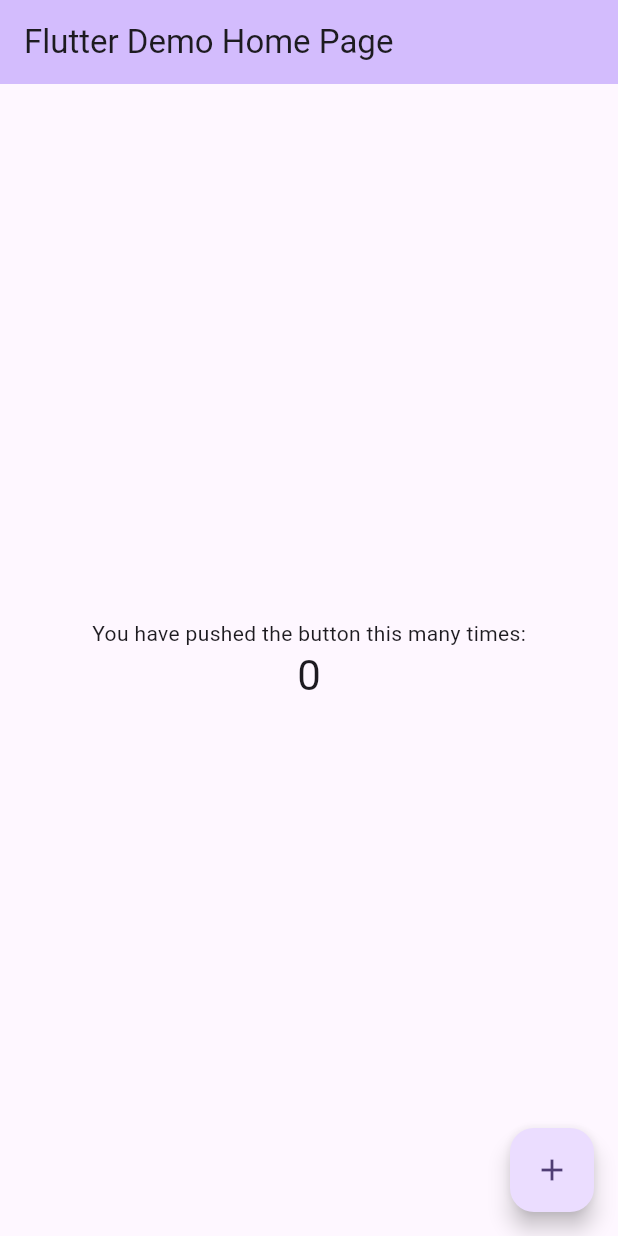
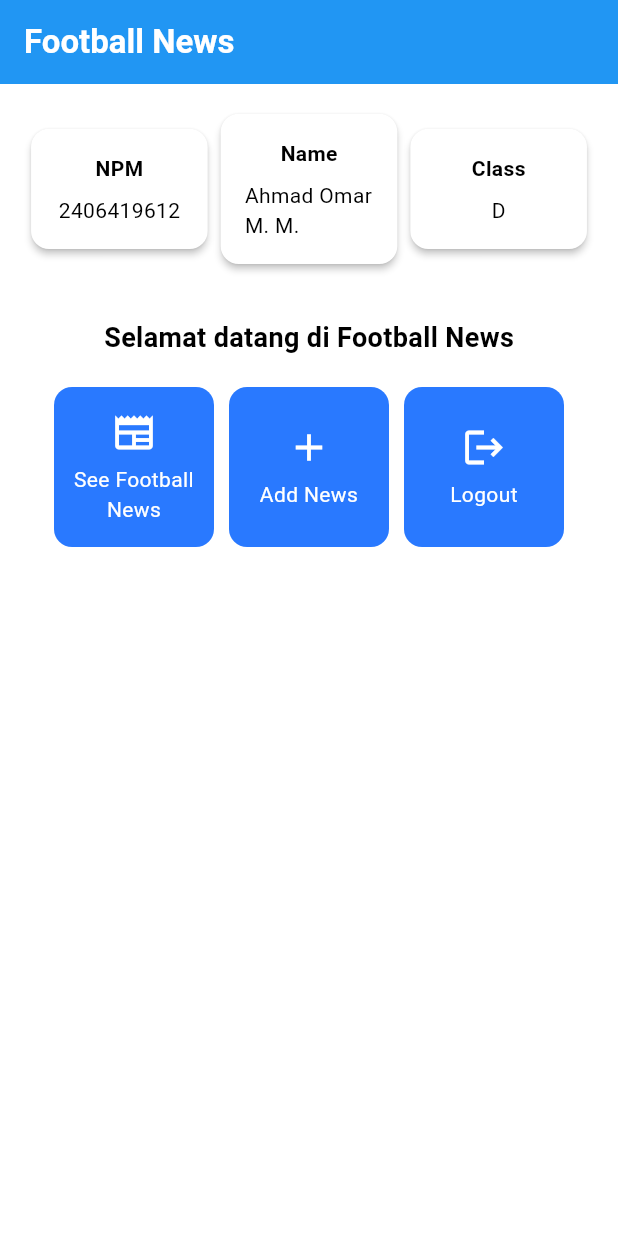
Before and after one commit to maknoon1a/football-news-mobile, a Flutter app: the screen it shows after launch, on a phone screen of 412 x 824 dp. Run offline on Flutter 3.47's test engine with Material 3 defaults, Android fonts, the phone set to English and light mode, and no system bars.

Commit message:
Tutorial 6 finished

```diff
--- a/lib/main.dart
+++ b/lib/main.dart
@@ -1,4 +1,5 @@
 import 'package:flutter/material.dart';
+import 'package:football_news/menu.dart';
 
 void main() {
   runApp(const MyApp());
@@ -28,95 +29,10 @@ class MyApp extends StatelessWidget {
         //
         // This works for code too, not just values: Most code changes can be
         // tested with just a hot reload.
-        colorScheme: ColorScheme.fromSeed(seedColor: Colors.deepPurple),
+          colorScheme: ColorScheme.fromSwatch(primarySwatch: Colors.blue)
+              .copyWith(secondary: Colors.blueAccent[400]),
       ),
-      home: const MyHomePage(title: 'Flutter Demo Home Page'),
+      home: MyHomePage(),
     );
   }
 }
-
-class MyHomePage extends StatefulWidget {
-  const MyHomePage({super.key, required this.title});
-
-  // This widget is the home page of your application. It is stateful, meaning
-  // that it has a State object (defined below) that contains fields that affect
-  // how it looks.
-
-  // This class is the configuration for the state. It holds the values (in this
-  // case the title) provided by the parent (in this case the App widget) and
-  // used by the build method of the State. Fields in a Widget subclass are
-  // always marked "final".
-
-  final String title;
-
-  @override
-  State<MyHomePage> createState() => _MyHomePageState();
-}
-
-class _MyHomePageState extends State<MyHomePage> {
-  int _counter = 0;
-
-  void _incrementCounter() {
-    setState(() {
-      // This call to setState tells the Flutter framework that something has
-      // changed in this State, which causes it to rerun the build method below
-      // so that the display can reflect the updated values. If we changed
-      // _counter without calling setState(), then the build method would not be
-      // called again, and so nothing would appear to happen.
-      _counter++;
-    });
-  }
-
-  @override
-  Widget build(BuildContext context) {
-    // This method is rerun every time setState is called, for instance as done
-    // by the _incrementCounter method above.
-    //
-    // The Flutter framework has been optimized to make rerunning build methods
-    // fast, so that you can just rebuild anything that needs updating rather
-    // than having to individually change instances of widgets.
-    return Scaffold(
-      appBar: AppBar(
-        // TRY THIS: Try changing the color here to a specific color (to
-        // Colors.amber, perhaps?) and trigger a hot reload to see the AppBar
-        // change color while the other colors stay the same.
-        backgroundColor: Theme.of(context).colorScheme.inversePrimary,
-        // Here we take the value from the MyHomePage object that was created by
-        // the App.build method, and use it to set our appbar title.
-        title: Text(widget.title),
-      ),
-      body: Center(
-        // Center is a layout widget. It takes a single child and positions it
-        // in the middle of the parent.
-        child: Column(
-          // Column is also a layout widget. It takes a list of children and
-          // arranges them vertically. By default, it sizes itself to fit its
-          // children horizontally, and tries to be as tall as its parent.
-          //
-          // Column has various properties to control how it sizes itself and
-          // how it positions its children. Here we use mainAxisAlignment to
-          // center the children vertically; the main axis here is the vertical
-          // axis because Columns are vertical (the cross axis would be
-          // horizontal).
-          //
-          // TRY THIS: Invoke "debug painting" (choose the "Toggle Debug Paint"
-          // action in the IDE, or press "p" in the console), to see the
-          // wireframe for each widget.
-          mainAxisAlignment: MainAxisAlignment.center,
-          children: <Widget>[
-            const Text('You have pushed the button this many times:'),
-            Text(
-              '$_counter',
-              style: Theme.of(context).textTheme.headlineMedium,
-            ),
-          ],
-        ),
-      ),
-      floatingActionButton: FloatingActionButton(
-        onPressed: _incrementCounter,
-        tooltip: 'Increment',
-        child: const Icon(Icons.add),
-      ), // This trailing comma makes auto-formatting nicer for build methods.
-    );
-  }
-}
--- /dev/null
+++ b/lib/menu.dart
@@ -0,0 +1,186 @@
+import 'package:flutter/material.dart';
+
+class MyHomePage extends StatelessWidget {
+  MyHomePage({super.key});
+  final String nama = "Ahmad Omar M. M."; //nama
+  final String npm = "2406419612"; //npm
+  final String kelas = "D" ;//kelas
+  @override
+  @override
+  Widget build(BuildContext context) {
+    // Scaffold menyediakan struktur dasar halaman dengan AppBar dan body.
+    return Scaffold(
+      // AppBar adalah bagian atas halaman yang menampilkan judul.
+      appBar: AppBar(
+        // Judul aplikasi "Football News" dengan teks putih dan tebal.
+        title: const Text(
+          'Football News',
+          style: TextStyle(
+            color: Colors.white,
+            fontWeight: FontWeight.bold,
+          ),
+        ),
+        // Warna latar belakang AppBar diambil dari skema warna tema aplikasi.
+        backgroundColor: Theme.of(context).colorScheme.primary,
+      ),
+      // Body halaman dengan padding di sekelilingnya.
+      body: Padding(
+        padding: const EdgeInsets.all(16.0),
+        // Menyusun widget secara vertikal dalam sebuah kolom.
+        child: Column(
+          crossAxisAlignment: CrossAxisAlignment.center,
+          children: [
+            // Row untuk menampilkan 3 InfoCard secara horizontal.
+            Row(
+              mainAxisAlignment: MainAxisAlignment.spaceEvenly,
+              children: [
+                InfoCard(title: 'NPM', content: npm),
+                InfoCard(title: 'Name', content: nama),
+                InfoCard(title: 'Class', content: kelas),
+              ],
+            ),
+
+            // Memberikan jarak vertikal 16 unit.
+            const SizedBox(height: 16.0),
+
+            // Menempatkan widget berikutnya di tengah halaman.
+            Center(
+              child: Column(
+                // Menyusun teks dan grid item secara vertikal.
+
+                children: [
+                  // Menampilkan teks sambutan dengan gaya tebal dan ukuran 18.
+                  const Padding(
+                    padding: EdgeInsets.only(top: 16.0),
+                    child: Text(
+                      'Selamat datang di Football News',
+                      style: TextStyle(
+                        fontWeight: FontWeight.bold,
+                        fontSize: 18.0,
+                      ),
+                    ),
+                  ),
+
+                  // Grid untuk menampilkan ItemCard dalam bentuk grid 3 kolom.
+                  GridView.count(
+                    primary: true,
+                    padding: const EdgeInsets.all(20),
+                    crossAxisSpacing: 10,
+                    mainAxisSpacing: 10,
+                    crossAxisCount: 3,
+                    // Agar grid menyesuaikan tinggi kontennya.
+                    shrinkWrap: true,
+
+                    // Menampilkan ItemCard untuk setiap item dalam list items.
+                    children: items.map((ItemHomepage item) {
+                      return ItemCard(item);
+                    }).toList(),
+                  ),
+                ],
+              ),
+            ),
+          ],
+        ),
+      ),
+    );
+  }
+  final List<ItemHomepage> items = [
+    ItemHomepage("See Football News", Icons.newspaper),
+    ItemHomepage("Add News", Icons.add),
+    ItemHomepage("Logout", Icons.logout),
+  ];
+}
+
+class InfoCard extends StatelessWidget {
+  // Kartu informasi yang menampilkan title dan content.
+
+  final String title;  // Judul kartu.
+  final String content;  // Isi kartu.
+
+  const InfoCard({super.key, required this.title, required this.content});
+
+  @override
+  Widget build(BuildContext context) {
+    return Card(
+      // Membuat kotak kartu dengan bayangan dibawahnya.
+      elevation: 2.0,
+      child: Container(
+        // Mengatur ukuran dan jarak di dalam kartu.
+        width: MediaQuery.of(context).size.width / 3.5, // menyesuaikan dengan lebar device yang digunakan.
+        padding: const EdgeInsets.all(16.0),
+        // Menyusun title dan content secara vertikal.
+        child: Column(
+          children: [
+            Text(
+              title,
+              style: const TextStyle(fontWeight: FontWeight.bold),
+            ),
+            const SizedBox(height: 8.0),
+            Text(content),
+          ],
+        ),
+      ),
+    );
+  }
+}
+
+class ItemHomepage {
+  final String name;
+  final IconData icon;
+
+  ItemHomepage(this.name, this.icon);
+}
+
+class ItemCard extends StatelessWidget {
+  // Menampilkan kartu dengan ikon dan nama.
+
+  final ItemHomepage item;
+
+  const ItemCard(this.item, {super.key});
+
+  @override
+  Widget build(BuildContext context) {
+    return Material(
+      // Menentukan warna latar belakang dari tema aplikasi.
+      color: Theme.of(context).colorScheme.secondary,
+      // Membuat sudut kartu melengkung.
+      borderRadius: BorderRadius.circular(12),
+
+      child: InkWell(
+        // Aksi ketika kartu ditekan.
+        onTap: () {
+          // Menampilkan pesan SnackBar saat kartu ditekan.
+          ScaffoldMessenger.of(context)
+            ..hideCurrentSnackBar()
+            ..showSnackBar(
+                SnackBar(content: Text("Kamu telah menekan tombol ${item.name}!"))
+            );
+        },
+        // Container untuk menyimpan Icon dan Text
+        child: Container(
+          padding: const EdgeInsets.all(8),
+          child: Center(
+            child: Column(
+              // Menyusun ikon dan teks di tengah kartu.
+              mainAxisAlignment: MainAxisAlignment.center,
+              children: [
+                Icon(
+                  item.icon,
+                  color: Colors.white,
+                  size: 30.0,
+                ),
+                const Padding(padding: EdgeInsets.all(3)),
+                Text(
+                  item.name,
+                  textAlign: TextAlign.center,
+                  style: const TextStyle(color: Colors.white),
+                ),
+              ],
+            ),
+          ),
+        ),
+      ),
+    );
+  }
+
+}
```
